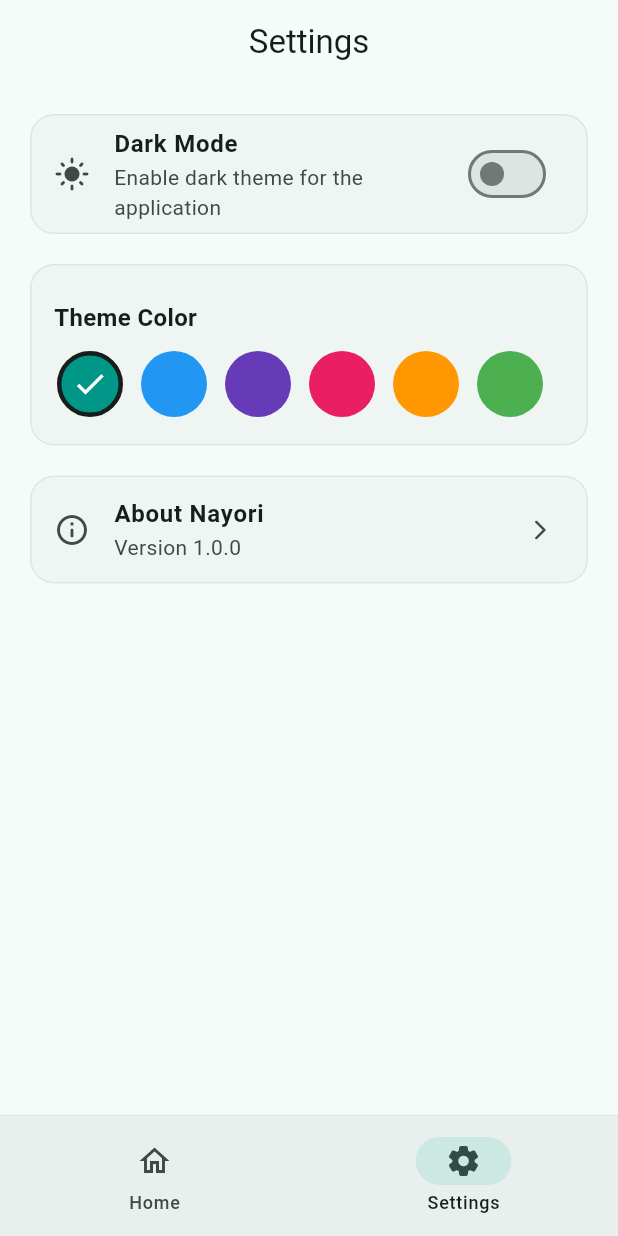
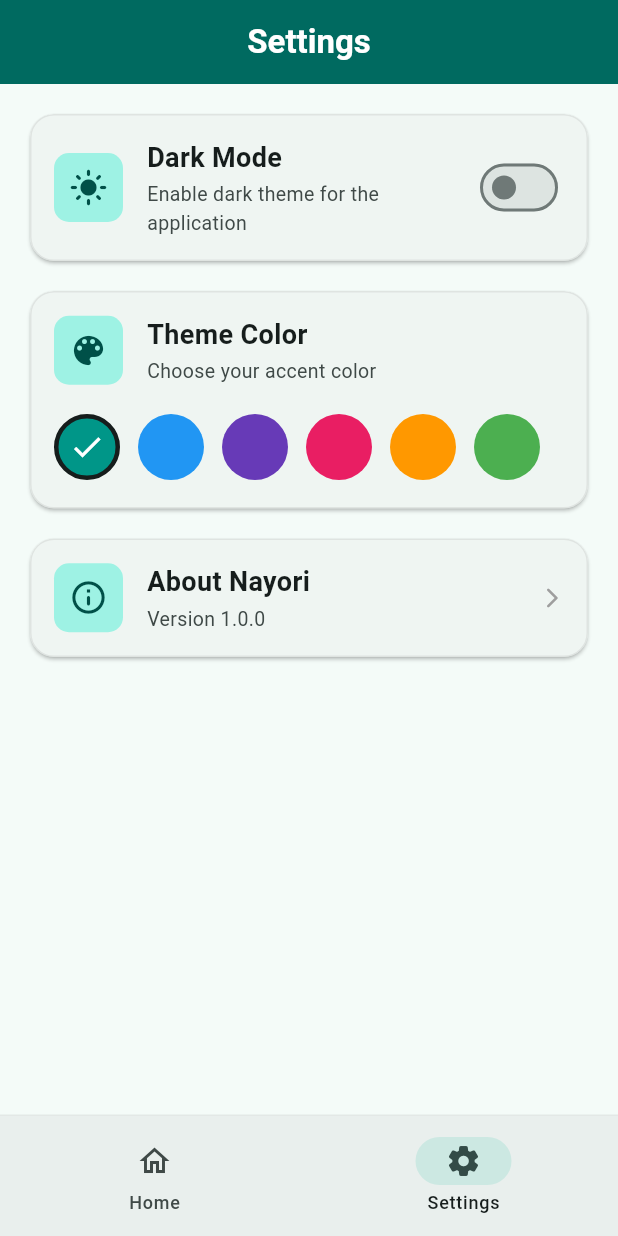
Before and after one commit to ahmadardani/nayori, a Flutter app: the screen it shows after launch, item 2 of the bottom bar chosen, on a phone screen of 412 x 824 dp. Run offline on Flutter 3.47's test engine with Material 3 defaults, Android fonts, the phone set to English and light mode, and no system bars; our stand-ins replace flutter_tts, shared_preferences.

Commit message:
feat: Revamp SettingsScreen UI with enhanced theme and color selection options

```diff
--- a/lib/screens/settings_screen.dart
+++ b/lib/screens/settings_screen.dart
@@ -29,7 +29,11 @@ class SettingsScreen extends StatelessWidget {
   @override
   Widget build(BuildContext context) {
     return Scaffold(
-      appBar: AppBar(title: const Text('Settings')),
+      appBar: AppBar(
+        backgroundColor: Theme.of(context).colorScheme.primary,
+        foregroundColor: Theme.of(context).colorScheme.onPrimary,
+        title: const Text('Settings', style: TextStyle(fontWeight: FontWeight.w600)),
+      ),
       body: ListView(
         padding: EdgeInsets.only(
           left: 16.0,
@@ -40,42 +44,93 @@ class SettingsScreen extends StatelessWidget {
         children: [
           Card(
             clipBehavior: Clip.antiAlias,
+            elevation: 1.0,
             child: ValueListenableBuilder<ThemeMode>(
               valueListenable: themeNotifier,
               builder: (_, ThemeMode currentMode, __) {
                 bool isDark = currentMode == ThemeMode.dark ||
                              (currentMode == ThemeMode.system && MediaQuery.of(context).platformBrightness == Brightness.dark);
 
-                return SwitchListTile(
-                  title: const Text('Dark Mode', style: TextStyle(fontWeight: FontWeight.w600)),
-                  subtitle: const Text('Enable dark theme for the application'),
-                  secondary: Icon(isDark ? Icons.dark_mode_rounded : Icons.light_mode_rounded),
-                  value: isDark,
-                  onChanged: (value) => _saveThemeMode(value),
+                return InkWell(
+                  onTap: () => _saveThemeMode(!isDark),
+                  child: Padding(
+                    padding: const EdgeInsets.symmetric(horizontal: 16.0, vertical: 16.0),
+                    child: Row(
+                      children: [
+                        Container(
+                          padding: const EdgeInsets.all(10.0),
+                          decoration: BoxDecoration(
+                            color: Theme.of(context).colorScheme.primaryContainer,
+                            borderRadius: BorderRadius.circular(10.0),
+                          ),
+                          child: Icon(
+                            isDark ? Icons.dark_mode_rounded : Icons.light_mode_rounded,
+                            size: 26.0,
+                            color: Theme.of(context).colorScheme.onPrimaryContainer
+                          ),
+                        ),
+                        const SizedBox(width: 16.0),
+                        Expanded(
+                          child: Column(
+                            crossAxisAlignment: CrossAxisAlignment.start,
+                            children: [
+                              const Text('Dark Mode', style: TextStyle(fontSize: 18.0, fontWeight: FontWeight.w600)),
+                              const SizedBox(height: 2.0),
+                              Text('Enable dark theme for the application', style: TextStyle(fontSize: 13.0, color: Theme.of(context).colorScheme.onSurfaceVariant)),
+                            ],
+                          ),
+                        ),
+                        Switch(
+                          value: isDark,
+                          onChanged: (value) => _saveThemeMode(value),
+                        ),
+                      ],
+                    ),
+                  ),
                 );
               },
             ),
           ),
-          const SizedBox(height: 12),
+          const SizedBox(height: 12.0),
           Card(
             clipBehavior: Clip.antiAlias,
+            elevation: 1.0,
             child: Padding(
-              padding: const EdgeInsets.symmetric(vertical: 16.0),
+              padding: const EdgeInsets.symmetric(horizontal: 16.0, vertical: 16.0),
               child: Column(
                 crossAxisAlignment: CrossAxisAlignment.start,
                 children: [
-                  const Padding(
-                    padding: EdgeInsets.symmetric(horizontal: 16.0, vertical: 8.0),
-                    child: Text('Theme Color', style: TextStyle(fontWeight: FontWeight.w600, fontSize: 16)),
+                  Row(
+                    children: [
+                      Container(
+                        padding: const EdgeInsets.all(10.0),
+                        decoration: BoxDecoration(
+                          color: Theme.of(context).colorScheme.primaryContainer,
+                          borderRadius: BorderRadius.circular(10.0),
+                        ),
+                        child: Icon(Icons.color_lens_rounded, size: 26.0, color: Theme.of(context).colorScheme.onPrimaryContainer),
+                      ),
+                      const SizedBox(width: 16.0),
+                      Expanded(
+                        child: Column(
+                          crossAxisAlignment: CrossAxisAlignment.start,
+                          children: [
+                            const Text('Theme Color', style: TextStyle(fontSize: 18.0, fontWeight: FontWeight.w600)),
+                            const SizedBox(height: 2.0),
+                            Text('Choose your accent color', style: TextStyle(fontSize: 13.0, color: Theme.of(context).colorScheme.onSurfaceVariant)),
+                          ],
+                        ),
+                      ),
+                    ],
                   ),
+                  const SizedBox(height: 16.0),
                   SizedBox(
-                    height: 50,
+                    height: 50.0,
                     child: ValueListenableBuilder<Color>(
                       valueListenable: colorNotifier,
                       builder: (_, Color currentColor, __) {
                         return ListView.builder(
                           scrollDirection: Axis.horizontal,
-                          padding: const EdgeInsets.symmetric(horizontal: 12.0),
                           itemCount: availableColors.length,
                           itemBuilder: (context, index) {
                             final color = availableColors[index];
@@ -83,14 +138,14 @@ class SettingsScreen extends StatelessWidget {
                             return GestureDetector(
                               onTap: () => _saveColor(color),
                               child: Container(
-                                margin: const EdgeInsets.symmetric(horizontal: 6.0),
-                                width: 44,
+                                margin: const EdgeInsets.only(right: 12.0),
+                                width: 44.0,
                                 decoration: BoxDecoration(
                                   color: color,
                                   shape: BoxShape.circle,
-                                  border: isSelected ? Border.all(color: Theme.of(context).colorScheme.onSurface, width: 3) : null,
+                                  border: isSelected ? Border.all(color: Theme.of(context).colorScheme.onSurface, width: 3.0) : null,
                                 ),
-                                child: isSelected ? const Icon(Icons.check, color: Colors.white, size: 24) : null,
+                                child: isSelected ? const Icon(Icons.check, color: Colors.white, size: 24.0) : null,
                               ),
                             );
                           },
@@ -102,19 +157,16 @@ class SettingsScreen extends StatelessWidget {
               ),
             ),
           ),
-          const SizedBox(height: 12),
+          const SizedBox(height: 12.0),
           Card(
             clipBehavior: Clip.antiAlias,
-            child: ListTile(
-              leading: const Icon(Icons.info_outline_rounded),
-              title: const Text('About Nayori', style: TextStyle(fontWeight: FontWeight.w600)),
-              subtitle: const Text('Version 1.0.0'),
-              trailing: const Icon(Icons.arrow_forward_ios_rounded, size: 16),
+            elevation: 1.0,
+            child: InkWell(
               onTap: () {
                 showDialog(
                   context: context,
                   builder: (context) => AlertDialog(
-                    icon: Icon(Icons.menu_book_rounded, size: 48, color: Theme.of(context).colorScheme.primary),
+                    icon: Icon(Icons.menu_book_rounded, size: 48.0, color: Theme.of(context).colorScheme.primary),
                     title: const Text('Nayori'),
                     content: const Text(
                       'A minimalist and open-source Japanese learning application.\n\nBuilt with Flutter.',
@@ -129,6 +181,33 @@ class SettingsScreen extends StatelessWidget {
                   ),
                 );
               },
+              child: Padding(
+                padding: const EdgeInsets.symmetric(horizontal: 16.0, vertical: 16.0),
+                child: Row(
+                  children: [
+                    Container(
+                      padding: const EdgeInsets.all(10.0),
+                      decoration: BoxDecoration(
+                        color: Theme.of(context).colorScheme.primaryContainer,
+                        borderRadius: BorderRadius.circular(10.0),
+                      ),
+                      child: Icon(Icons.info_outline_rounded, size: 26.0, color: Theme.of(context).colorScheme.onPrimaryContainer),
+                    ),
+                    const SizedBox(width: 16.0),
+                    Expanded(
+                      child: Column(
+                        crossAxisAlignment: CrossAxisAlignment.start,
+                        children: [
+                          const Text('About Nayori', style: TextStyle(fontSize: 18.0, fontWeight: FontWeight.w600)),
+                          const SizedBox(height: 2.0),
+                          Text('Version 1.0.0', style: TextStyle(fontSize: 13.0, color: Theme.of(context).colorScheme.onSurfaceVariant)),
+                        ],
+                      ),
+                    ),
+                    const Icon(Icons.arrow_forward_ios_rounded, color: Colors.grey, size: 16.0),
+                  ],
+                ),
+              ),
             ),
           ),
         ],
```
